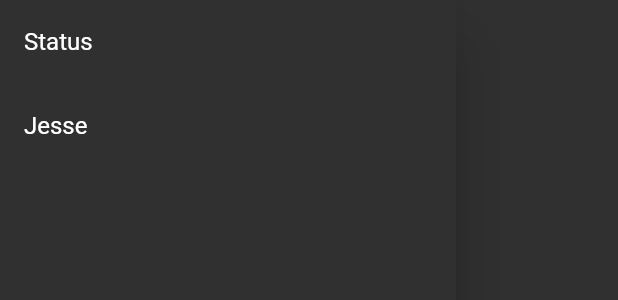
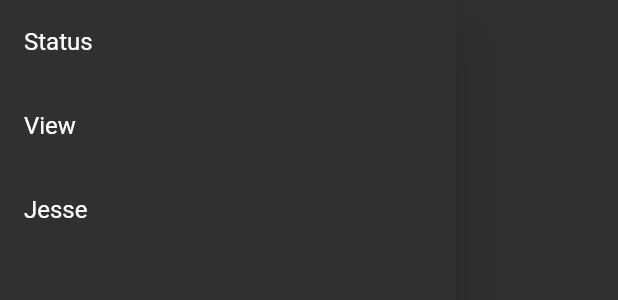
Before and after one commit to codetricity/oppkey_tester_ricoh_theta, a Flutter app: the NavigationDrawer widget shown alone on an empty page, opened directly, on a phone screen of 412 x 824 dp. Shown: the top 300 px of the screen. Run offline on Flutter 3.47's test engine with Material 2 defaults, Android fonts, the phone set to English and light mode, and no system bars; missing offline and left inert: panorama; network calls fail.

Commit message:
new image viewer as panorama

```diff
--- a/lib/main.dart
+++ b/lib/main.dart
@@ -4,6 +4,7 @@ import 'package:theta_req_res/notifiers/response_notifier.dart';
 import 'package:theta_req_res/notifiers/request_notifier.dart';
 import 'package:theta_req_res/notifiers/camera_notifier.dart';
 import 'package:theta_req_res/screens/home_screen.dart';
+import 'package:theta_req_res/screens/image_screen.dart';
 import 'package:theta_req_res/screens/jesse_screen.dart';
 import 'package:theta_req_res/screens/status_screen.dart';
 
@@ -33,6 +34,7 @@ class MyApp extends StatelessWidget {
       routes: {
         '/': (context) => HomeScreen(),
         '/status': (context) => StatusScreen(),
+        '/view': (context) => ImageScreen(),
         '/jesse': (context) => JesseScreen(),
       },
       initialRoute: '/',
--- a/lib/screens/navigation_drawer.dart
+++ b/lib/screens/navigation_drawer.dart
@@ -17,6 +17,12 @@ class NavigationDrawer extends StatelessWidget {
             },
           ),
           ListTile(
+            title: Text('View'),
+            onTap: () {
+              Navigator.pushNamed(context, '/view');
+            },
+          ),
+          ListTile(
             title: Text('Jesse'),
             onTap: () {
               Navigator.pushNamed(context, '/jesse');
```
Also changed, not shown: lib/screens/image_screen.dart (added, +28 -0 lines), doc/image/home.png (renamed from doc/image/basic.png), 2 other files.
